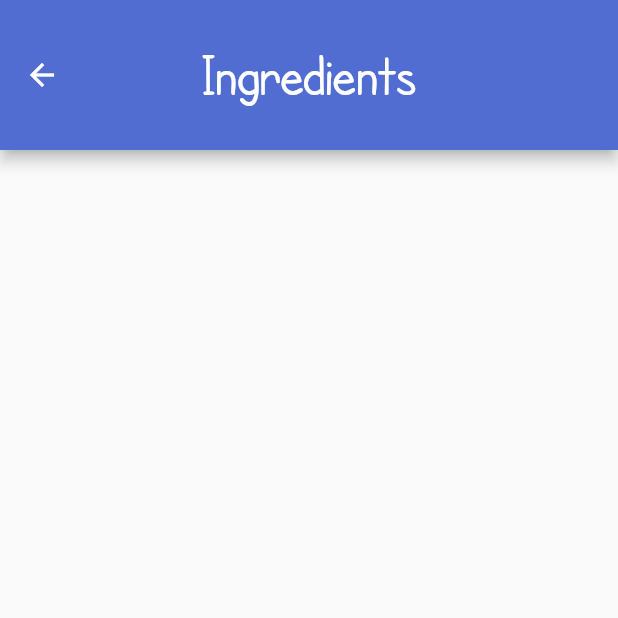
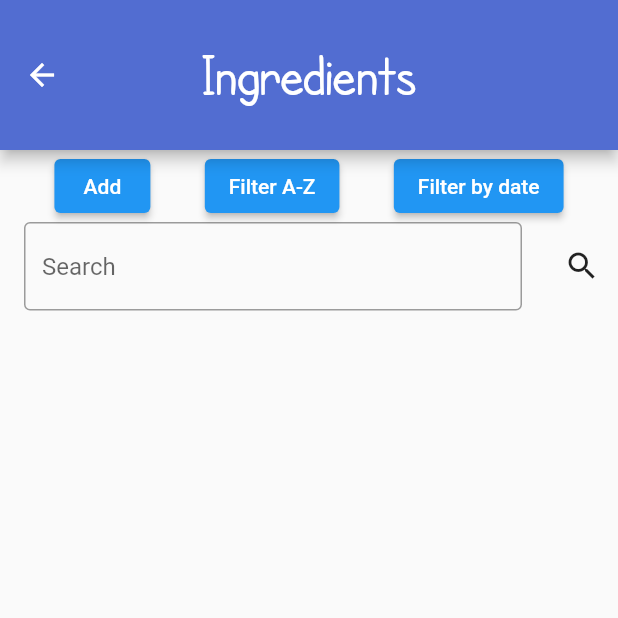
Before and after one commit to kristianduke/fridge-app-dev, a Flutter app: the Ingredients screen opened directly, on a phone screen of 412 x 824 dp, the top half of it. Run offline on Flutter 3.47's test engine with Material 2 defaults, Android fonts, the phone set to English and light mode, and no system bars; statements that could not run were skipped.

Commit message:
- Added buttons to ingredients screen ( not finished )

```diff
--- a/fridge_app/lib/Ingredients.dart
+++ b/fridge_app/lib/Ingredients.dart
@@ -18,6 +18,55 @@ class Ingredients extends StatelessWidget {
         centerTitle: true,
         backgroundColor: const Color.fromARGB(255, 82, 109, 209),
       ),
+      body: Center(
+        child: Column(
+          mainAxisAlignment: MainAxisAlignment.start,
+          children: <Widget>[
+            Row(
+              mainAxisAlignment: MainAxisAlignment.spaceEvenly,
+              children: <Widget>[
+                ElevatedButton(
+                  style: buttonStyle,
+                  onPressed: () {},
+                  child: const Text('Add'),
+                ),
+                ElevatedButton(
+                  style: buttonStyle,
+                  onPressed: () {},
+                  child: const Text('Filter A-Z'),
+                ),
+                ElevatedButton(
+                  style: buttonStyle,
+                  onPressed: () {},
+                  child: const Text('Filter by date'),
+                ),
+              ],
+            ),
+            Row(
+              children: <Widget>[
+                const Expanded(
+                  child: Padding(
+                    padding: EdgeInsets.symmetric(horizontal: 16),
+                    child: TextField(
+                      decoration: InputDecoration(
+                        hintText: 'Search',
+                        border: OutlineInputBorder(),
+                      ),
+                    ),
+                  ),
+                ),
+                IconButton(
+                  icon: const Icon(Icons.search),
+                  onPressed: () {},
+                ),
+              ],
+            ),
+            Expanded(
+              child: Container(),
+            ),
+          ],
+        ),
+      ),
     );
   }
 }
```
